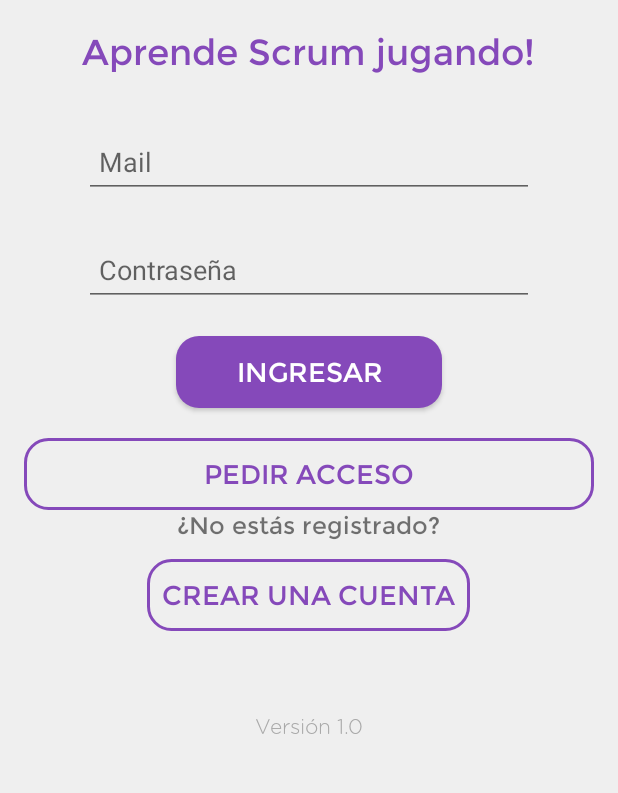
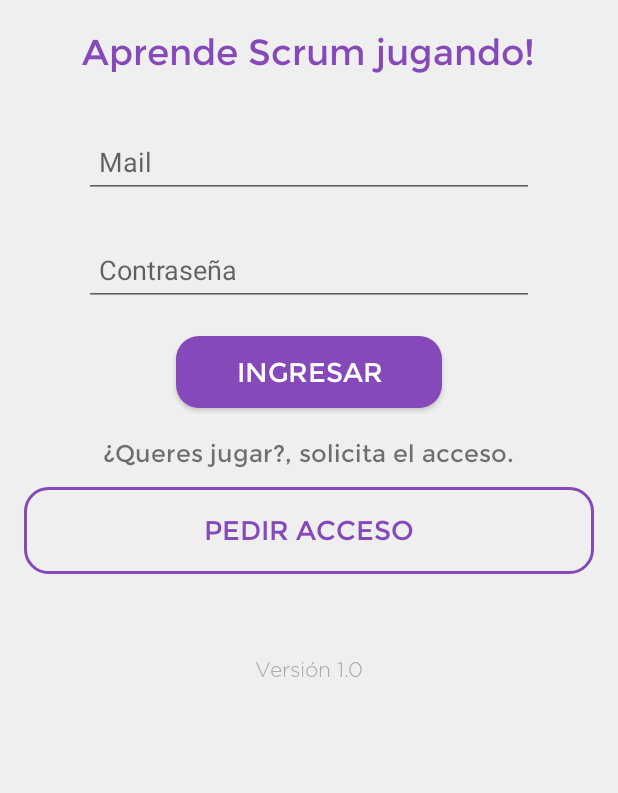
Before and after one commit to PauCasado/TPEspecialMetodologia, an Android app: the screen it shows after launch (LoginActivity), on a phone screen of 412 x 824 dp, the part 397-1190 px from its top. Run offline under Robolectric (Android 15) with nearby library versions, the phone set to English and light mode, and no system bars; our stand-ins replace ButterKnife, Dagger/Hilt's generated code, Firebase (no records; nobody signed in at launch, a user with empty details on screens opened directly), RxJava; libraries missing offline, so code that uses them is left out: com.afollestad.materialdialogs, io.realm; 2 statements that could not run were skipped.

Commit message:
se modifico el login fragment.xml

```diff
--- a/Android/app/src/main/java/ar/edu/uade/scrumgame/presentation/view/fragment/LoginFragment.java
+++ b/Android/app/src/main/java/ar/edu/uade/scrumgame/presentation/view/fragment/LoginFragment.java
@@ -149,7 +149,7 @@ public class LoginFragment extends BaseFragment implements LoginView {
         this.loginListener.onGoToSignupDetails();
     }
 
-    @Override
+   @Override
     @OnClick(R.id.signup)
     public void goToSignup() {
         this.loginListener.onSignupPressed();
--- a/Android/app/src/main/res/layout/fragment_login.xml
+++ b/Android/app/src/main/res/layout/fragment_login.xml
@@ -1,12 +1,12 @@
 <?xml version="1.0" encoding="utf-8"?>
-<androidx.constraintlayout.widget.ConstraintLayout
-        xmlns:android="http://schemas.android.com/apk/res/android"
-        xmlns:app="http://schemas.android.com/apk/res-auto"
+<androidx.constraintlayout.widget.ConstraintLayout xmlns:android="http://schemas.android.com/apk/res/android"
+    xmlns:app="http://schemas.android.com/apk/res-auto"
     xmlns:tools="http://schemas.android.com/tools"
     android:layout_width="match_parent"
-        android:layout_height="match_parent"
-        android:focusableInTouchMode="true"
-        android:focusable="true">
+    android:layout_height="match_parent"
+    android:focusable="true"
+    android:focusableInTouchMode="true"
+    android:visibility="visible">
 
     <ScrollView
         android:layout_width="match_parent"
@@ -84,6 +84,7 @@
                     android:paddingStart="10dp"
                     android:paddingLeft="10dp" />
 
+
                 <Button
                     android:id="@+id/login"
                     android:layout_width="wrap_content"
@@ -101,12 +102,25 @@
                     android:textSize="18sp"
                     app:fontFamily="@font/montserrat_regular" />
 
+                <TextView
+                    android:id="@+id/alreadyRegistered"
+                    android:layout_width="wrap_content"
+                    android:layout_height="wrap_content"
+                    android:layout_marginBottom="12dp"
+                    android:paddingLeft="10dp"
+                    android:paddingRight="10dp"
+                    android:text="¿Queres jugar?, solicita el acceso."
+                    android:textSize="16sp"
+                    android:visibility="visible"
+                    app:fontFamily="@font/montserrat_regular" />
+                <!--                    android:text="@string/login_not_yet_registered"-->
                 <Button
                     android:id="@+id/signup2"
                     android:layout_width="match_parent"
-                    android:layout_height="wrap_content"
+                    android:layout_height="58dp"
                     android:layout_gravity="center"
                     android:background="@drawable/button_round_purple_border"
+                    android:onClick="clickEvent"
                     android:padding="10dp"
                     android:paddingStart="40dp"
                     android:paddingLeft="40dp"
@@ -115,20 +129,6 @@
                     android:text="pedir acceso"
                     android:textColor="@color/jelly"
                     android:textSize="18sp"
-                    app:fontFamily="@font/montserrat_regular"
-                    android:onClick="clickEvent"
-                    />
-
-
-                <TextView
-                    android:id="@+id/alreadyRegistered"
-                    android:layout_width="wrap_content"
-                    android:layout_height="wrap_content"
-                    android:layout_marginBottom="12dp"
-                    android:paddingLeft="10dp"
-                    android:paddingRight="10dp"
-                    android:text="@string/login_not_yet_registered"
-                    android:textSize="16sp"
                     app:fontFamily="@font/montserrat_regular" />
 
                 <Button
@@ -141,6 +141,7 @@
                     android:text="@string/login_sign_up"
                     android:textColor="@color/jelly"
                     android:textSize="18sp"
+                    android:visibility="gone"
                     app:fontFamily="@font/montserrat_regular" />
 
                 <LinearLayout
@@ -171,6 +172,6 @@
 
     </ScrollView>
 
-    <include layout="@layout/view_progress"/>
+    <include layout="@layout/view_progress" />
 
 </androidx.constraintlayout.widget.ConstraintLayout>
```
